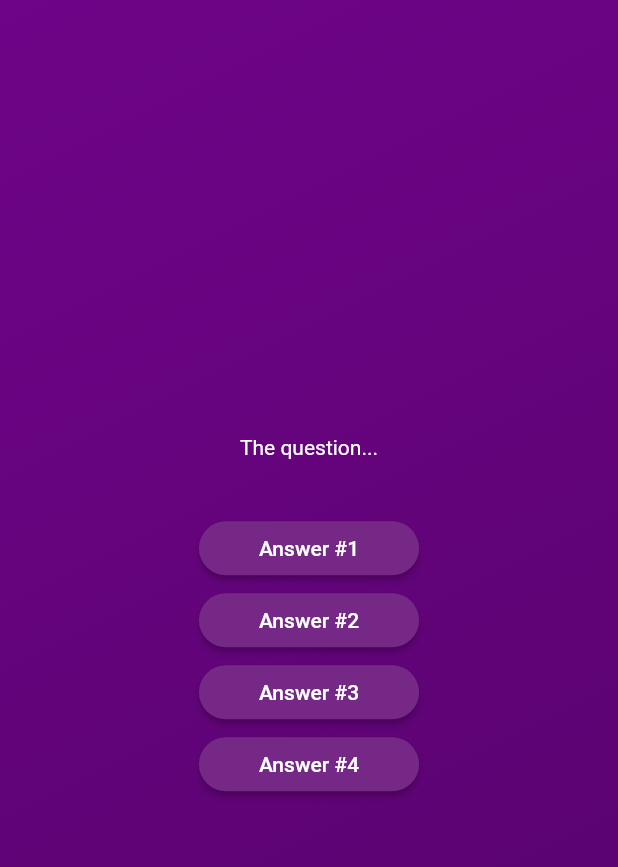
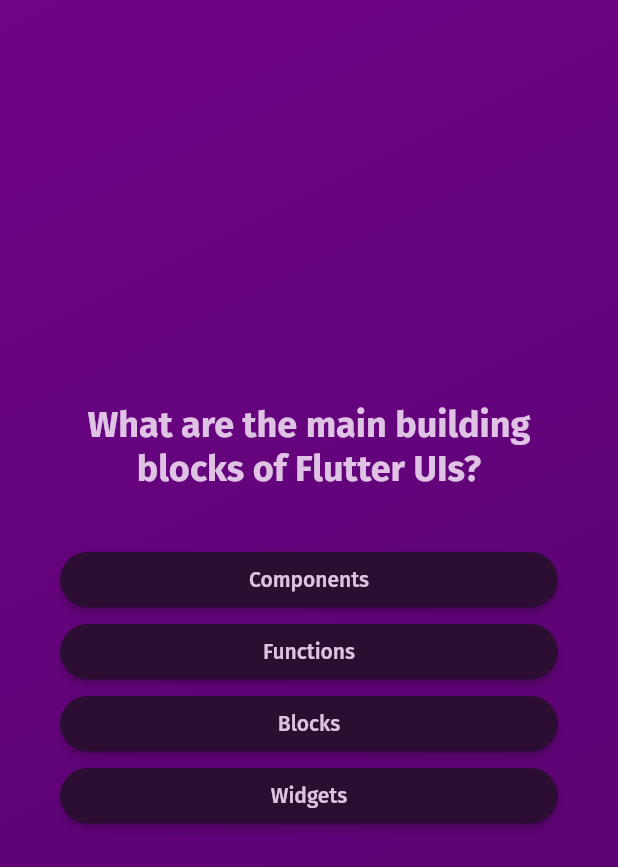
Before and after one commit to dzintars2/quiz-app-flutter, a Flutter app: the screen it shows after launch, after a tap on "Start Quiz", on a phone screen of 412 x 824 dp. Shown: the top 867 px of the screen. Run offline on Flutter 3.47's test engine with Material 2 defaults, Android fonts, the phone set to English and light mode, and no system bars; our stand-ins replace google_fonts.

Commit message:
Quiz screen

```diff
--- a/lib/answer_button.dart
+++ b/lib/answer_button.dart
@@ -1,4 +1,5 @@
 import 'package:flutter/material.dart';
+import 'package:google_fonts/google_fonts.dart';
 
 class AnswerButton extends StatelessWidget {
   const AnswerButton(this.answerText, this.onTap, {super.key});
@@ -11,7 +12,7 @@ class AnswerButton extends StatelessWidget {
     return ElevatedButton(
       onPressed: onTap,
       style: ElevatedButton.styleFrom(
-        backgroundColor: const Color.fromARGB(255, 117, 40, 133),
+        backgroundColor: Color.fromARGB(255, 45, 14, 51),
         foregroundColor: Colors.white,
         shape: RoundedRectangleBorder(borderRadius: BorderRadius.circular(30)),
         padding: const EdgeInsets.symmetric(
@@ -19,7 +20,11 @@ class AnswerButton extends StatelessWidget {
           horizontal: 40,
         ),
       ),
-      child: Text(answerText),
+      child: Text(answerText,
+          textAlign: TextAlign.center,
+          style: GoogleFonts.firaSans(
+            color: const Color.fromARGB(255, 224, 195, 228),
+          )),
     );
   }
 }
--- a/lib/models/quiz_question.dart
+++ b/lib/models/quiz_question.dart
@@ -3,4 +3,10 @@ class QuizQuestion {
 
   final String text;
   final List<String> answers; //first answer should be correct answer
+
+  List<String> getShuffledAnswers() {
+    final shuffledList = List.of(answers);
+    shuffledList.shuffle();
+    return shuffledList;
+  }
 }
--- a/lib/questions_screen.dart
+++ b/lib/questions_screen.dart
@@ -1,8 +1,15 @@
 import 'package:flutter/material.dart';
 import 'package:quiz_app/answer_button.dart';
+import 'package:quiz_app/data/questions.dart';
+import 'package:google_fonts/google_fonts.dart';
 
 class Questionscreen extends StatefulWidget {
-  const Questionscreen({super.key});
+  const Questionscreen({
+    super.key,
+    required this.onSelectAnswer,
+  });
+
+  final void Function(String answer) onSelectAnswer;
 
   @override
   State<Questionscreen> createState() {
@@ -20,27 +27,48 @@ class Questionscreen extends StatefulWidget {
 }
 
 class _QuestionsScreenState extends State<Questionscreen> {
+  var currentQuestionIndex = 0;
+
+  void answerQuestion(answer) {
+    widget.onSelectAnswer(answer);
+    setState(() {
+      currentQuestionIndex += 1;
+    });
+  }
+
   @override
   Widget build(context) {
+    final currentQuestion = questions[currentQuestionIndex];
+
     return SizedBox(
         width: double.infinity,
         height: double.infinity,
+        child: Container(
+          margin: const EdgeInsets.all(40),
           child: Column(
               mainAxisSize: MainAxisSize.min,
               mainAxisAlignment: MainAxisAlignment.center,
+              crossAxisAlignment: CrossAxisAlignment.stretch,
               children: [
-            const Text(
-              'The question...',
-              style: TextStyle(
-                color: Colors.white,
+                Text(
+                  currentQuestion.text,
+                  textAlign: TextAlign.center,
+                  style: GoogleFonts.firaSans(
+                    color: const Color.fromARGB(255, 224, 195, 228),
+                    fontSize: 24,
+                    fontWeight: FontWeight.bold,
                   ),
                 ),
                 const SizedBox(height: 35),
-            AnswerButton('Answer #1', () {}),
-            AnswerButton('Answer #2', () {}),
-            AnswerButton('Answer #3', () {}),
-            AnswerButton('Answer #4', () {}),
+                ...currentQuestion.getShuffledAnswers().map((answer) {
+                  return AnswerButton(
+                    answer,
+                    () {
+                      answerQuestion(answer);
+                    },
+                  );
+                })
               ]),
-    );
+        ));
   }
 }
--- a/lib/quiz.dart
+++ b/lib/quiz.dart
@@ -1,6 +1,8 @@
 import 'package:flutter/material.dart';
+import 'package:quiz_app/data/questions.dart';
 import 'package:quiz_app/splash_screen.dart';
 import 'package:quiz_app/questions_screen.dart';
+import 'package:quiz_app/results_screen.dart';
 
 class Quiz extends StatefulWidget {
   const Quiz({super.key});
@@ -12,6 +14,7 @@ class Quiz extends StatefulWidget {
 }
 
 class _QuizState extends State<Quiz> {
+  List<String> selectedAnswers = [];
   var activeScreen = 'splash-screen';
 
   void switchScreen() {
@@ -20,11 +23,28 @@ class _QuizState extends State<Quiz> {
     });
   }
 
+  void chooseAnswer(String answer) {
+    selectedAnswers.add(answer);
+
+    if (selectedAnswers.length == questions.length) {
+      setState(() {
+        activeScreen = 'result-screen';
+        selectedAnswers.clear();
+      });
+    }
+  }
+
   @override
   Widget build(context) {
     var screenWidget = activeScreen == 'splash-screen'
         ? SplashScreenContainer(switchScreen)
-        : const Questionscreen();
+        : activeScreen == 'result-screen'
+            ? ResultsScreen(
+                chosenAnswers: selectedAnswers,
+              )
+            : Questionscreen(
+                onSelectAnswer: chooseAnswer,
+              );
 
     return MaterialApp(
       home: Scaffold(
--- a/lib/splash_screen.dart
+++ b/lib/splash_screen.dart
@@ -1,4 +1,5 @@
 import 'package:flutter/material.dart';
+import 'package:google_fonts/google_fonts.dart';
 
 class SplashScreenContainer extends StatelessWidget {
   const SplashScreenContainer(this.startQuiz, {super.key});
@@ -18,11 +19,12 @@ class SplashScreenContainer extends StatelessWidget {
                 150, 255, 255, 255), //makes image transparent
           ),
           const SizedBox(height: 60),
-          const Text(
+          Text(
             'Learn Flutter the fun way!',
-            style: TextStyle(
-              color: Colors.white,
+            style: GoogleFonts.firaSans(
+              color: const Color.fromARGB(255, 224, 195, 228),
               fontSize: 20,
+              fontWeight: FontWeight.bold,
             ),
           ),
           const SizedBox(height: 60),
@@ -32,7 +34,12 @@ class SplashScreenContainer extends StatelessWidget {
             },
             style: OutlinedButton.styleFrom(foregroundColor: Colors.white),
             icon: const Icon(Icons.arrow_right_alt),
-            label: const Text('Start Quiz'),
+            label: Text(
+              'Start Quiz',
+              style: GoogleFonts.firaSans(
+                color: const Color.fromARGB(255, 224, 195, 228),
+              ),
+            ),
           ),
         ],
       ),
--- a/pubspec.yaml
+++ b/pubspec.yaml
@@ -35,6 +35,7 @@ dependencies:
   # The following adds the Cupertino Icons font to your application.
   # Use with the CupertinoIcons class for iOS style icons.
   cupertino_icons: ^1.0.2
+  google_fonts: ^5.1.0
 
 dev_dependencies:
   flutter_test:
```
Also changed, not shown: lib/results_screen.dart (added, +50 -0 lines), pubspec.lock, 1 other file. Lines whose indentation alone changed are shown as unchanged.
